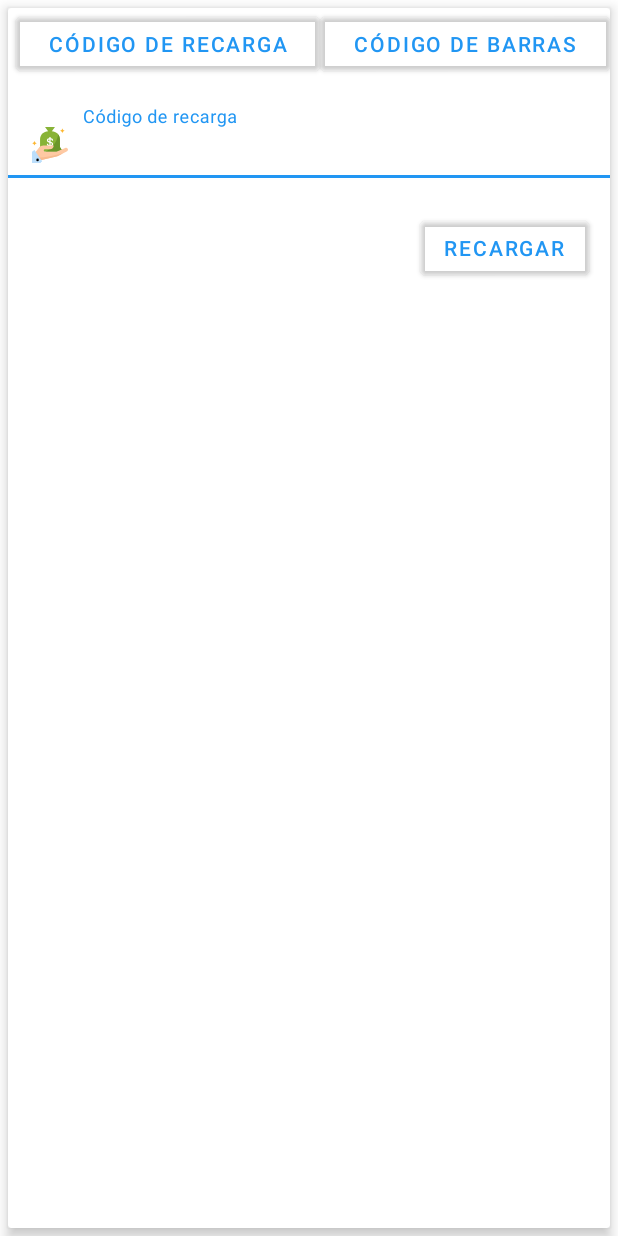
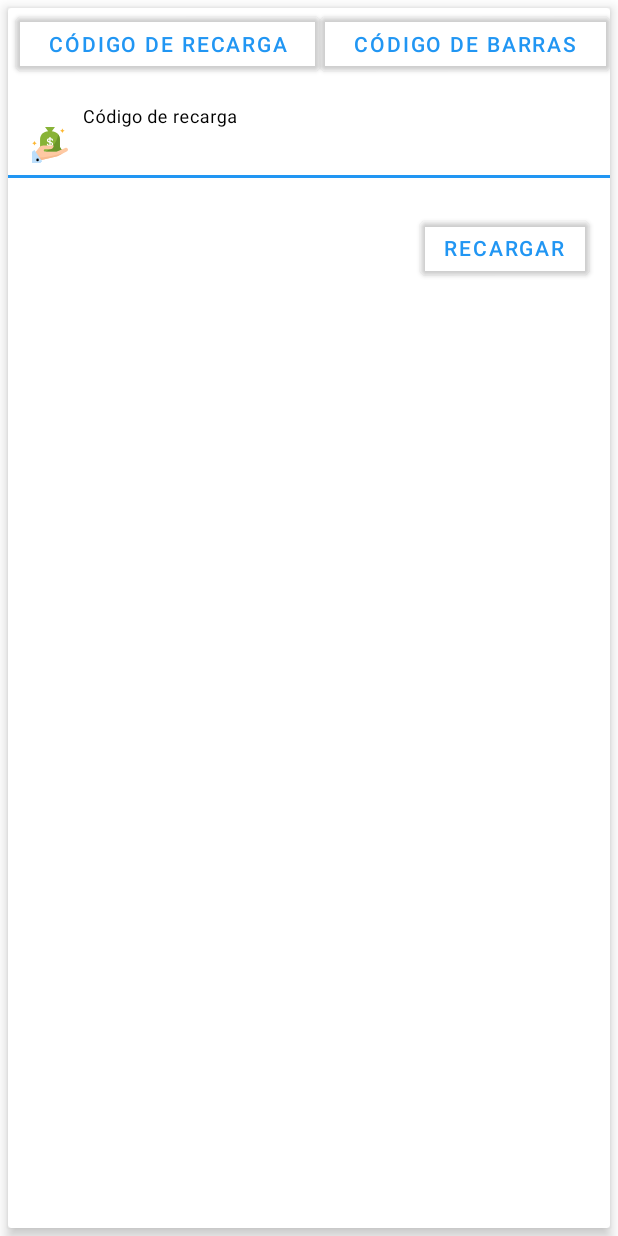
Before and after one commit to Kronos1993/NetData, an Android app: the layout recargar_saldo_dialog.xml on its own in the app's theme, with its tools: preview values and no code run, on a phone screen of 412 x 824 dp. Run offline under Robolectric (Android 15) with nearby library versions, the phone set to English and light mode, and no system bars.

Commit message:
Modificaciones en el layout

```diff
--- a/app/src/main/res/layout/recargar_saldo_dialog.xml
+++ b/app/src/main/res/layout/recargar_saldo_dialog.xml
@@ -56,10 +56,11 @@
             android:layout_width="match_parent"
             android:layout_height="wrap_content"
             android:hint="@string/codigo_de_recarga"
+            app:hintTextColor="?attr/textColorBlack"
             app:layout_constraintBottom_toBottomOf="parent"
             app:layout_constraintEnd_toEndOf="parent"
             app:layout_constraintStart_toStartOf="parent"
-            app:boxBackgroundColor="@android:color/transparent"
+            app:boxBackgroundColor="?attr/CardViewColor"
             app:layout_constraintTop_toBottomOf="@+id/linearLayout"
             app:layout_constraintVertical_bias="0.01">
 
@@ -69,6 +70,7 @@
                 android:layout_height="match_parent"
                 android:drawableStart="@drawable/ic_attach_money"
                 android:drawablePadding="@dimen/padding_10"
+                android:textColor="?attr/textColorBlack"
                 android:inputType="number"
                 android:maxLength="16"/>
 
```
